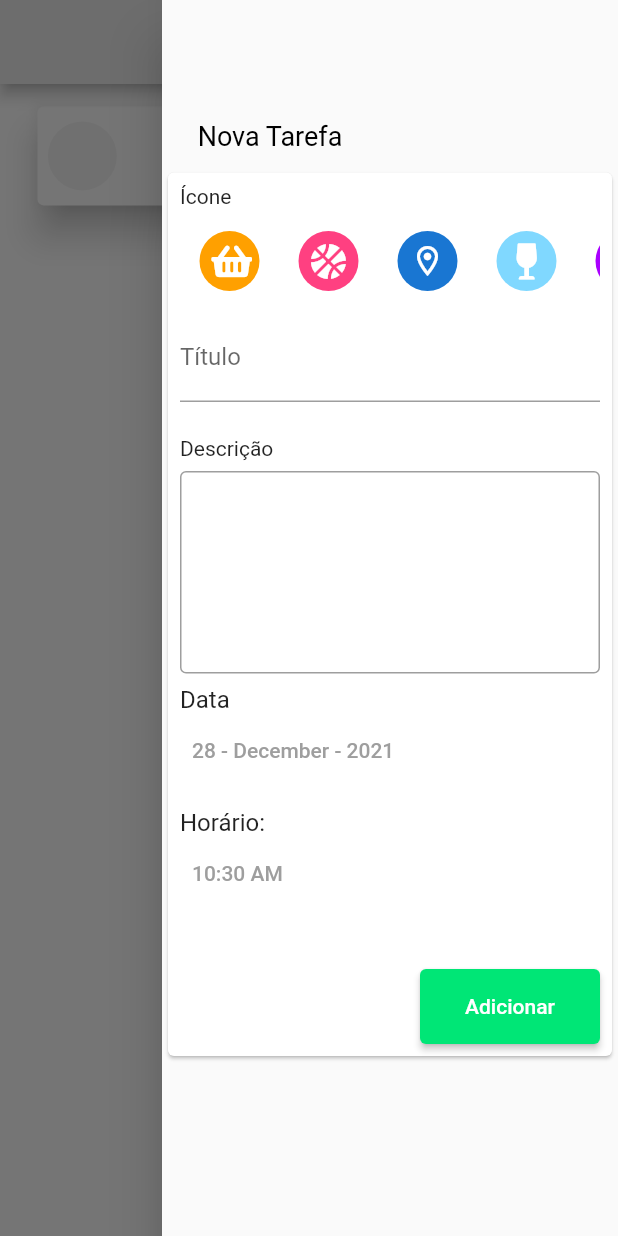
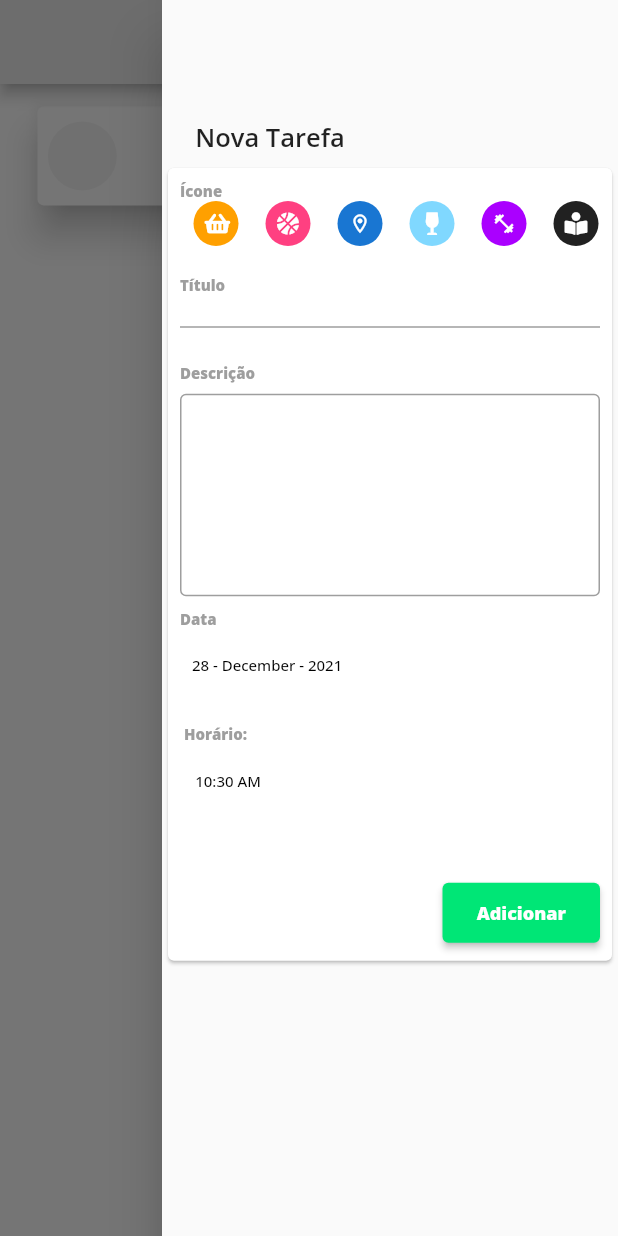
Before and after one commit to heloeng/Diario_De_Tarefas, a Flutter app: the screen it shows after launch, in the side drawer, after a tap on "Adicionar", on a phone screen of 412 x 824 dp. Run offline on Flutter 3.47's test engine with Material 2 defaults, Android fonts, the phone set to English and light mode, and no system bars; our stand-ins replace font_awesome_flutter, google_fonts.

Commit message:
font style

```diff
--- a/lib/src/ui/components/alert_show_todo.dart
+++ b/lib/src/ui/components/alert_show_todo.dart
@@ -1,4 +1,5 @@
 import 'package:flutter/material.dart';
+import 'package:google_fonts/google_fonts.dart';
 import 'package:intl/intl.dart';
 import '../../src.dart';
 
@@ -25,10 +26,10 @@ alertShowTodo(BuildContext context, ToDoListModel tr) {
             onPressed: () {
               Navigator.pop(context);
             },
-            child: const Text(
+            child:Text(
               "OK",
               textAlign: TextAlign.center,
-              style: TextStyle(color: Colors.white),
+              style: GoogleFonts.openSans(color: Colors.white),
             ),
             style: ButtonStyle(
               minimumSize: MaterialStateProperty.all(const Size(100, 50)),
@@ -66,9 +67,9 @@ details(BuildContext context, ToDoListModel tr) {
               Text(
                 tr.title,
                 style: const TextStyle(
-                    fontSize: 20,
+                    fontSize: 15,
                     fontWeight: FontWeight.w600,
-                    color: Colors.black),
+                    color: Colors.green),
               ),
               const SizedBox(height: 10),
               Row(
@@ -77,7 +78,7 @@ details(BuildContext context, ToDoListModel tr) {
                   Text(
                     DateFormat('dd MMM').format(tr.date),
                     style: const TextStyle(
-                        fontSize: 16, fontWeight: FontWeight.bold),
+                        fontSize: 15, fontWeight: FontWeight.bold),
                   ),
                   const SizedBox(
                     width: 15,
@@ -86,7 +87,7 @@ details(BuildContext context, ToDoListModel tr) {
                     tr.time.format(context),
                     textAlign: TextAlign.end,
                     style: const TextStyle(
-                        fontSize: 20,
+                        fontSize: 15,
                         fontWeight: FontWeight.w600,
                         color: Colors.grey),
                   ),
@@ -103,10 +104,10 @@ details(BuildContext context, ToDoListModel tr) {
           child: Column(
             mainAxisSize: MainAxisSize.min,
             children: [
-              const Text(
+              Text(
                 'Descrição',
-                style: TextStyle(
-                    fontSize: 20,
+                style: GoogleFonts.openSans(
+                    fontSize: 18,
                     fontWeight: FontWeight.w600,
                     color: Colors.black),
               ),
@@ -116,7 +117,7 @@ details(BuildContext context, ToDoListModel tr) {
               Text(
                 tr.descricao,
                 style: const TextStyle(
-                    fontSize: 20,
+                    fontSize:15,
                     fontWeight: FontWeight.w600,
                     color: Colors.grey),
               ),
--- a/lib/src/ui/components/to_do_list_component.dart
+++ b/lib/src/ui/components/to_do_list_component.dart
@@ -1,4 +1,5 @@
 import 'package:flutter/material.dart';
+import 'package:google_fonts/google_fonts.dart';
 import 'package:intl/intl.dart';
 import '../../src.dart';
 
@@ -29,7 +30,7 @@ class _ToDoListComponentState extends State<ToDoListComponent> {
                 mainAxisAlignment: MainAxisAlignment.center,
                 children: [
                   Text(
-                    "Insira sua primeira tarefa!!",
+                    "Agendar tarefas",
                     style: Theme.of(context).textTheme.headline6,
                   ),
                 ],
@@ -64,7 +65,7 @@ class _ToDoListComponentState extends State<ToDoListComponent> {
                               child: Column(
                                 mainAxisAlignment: MainAxisAlignment.center,
                                 children: [
-                                  Container(
+                                  SizedBox(
                                     width: screenWidth * 0.7,
                                     child: Row(
                                       mainAxisAlignment:
@@ -82,13 +83,17 @@ class _ToDoListComponentState extends State<ToDoListComponent> {
                                             Text(
                                               DateFormat('dd MMM')
                                                   .format(tr.date),
-                                              style: const TextStyle(
-                                                fontSize: 16,
+                                              style: GoogleFonts.openSans(
+                                                fontSize:10,
                                                 fontWeight: FontWeight.bold,
                                               ),
                                             ),
                                             Text(
-                                              tr.time.format(context),
+                                              tr.time.format(context,),style: GoogleFonts.openSans(
+                                                fontWeight: FontWeight.w600,
+                                                fontSize: 10,color: Colors.grey,
+                                              ),
+
                                             ),
                                           ],
                                         ),
--- a/lib/src/ui/components/todo_list_form_component.dart
+++ b/lib/src/ui/components/todo_list_form_component.dart
@@ -1,5 +1,6 @@
 import 'package:flutter/material.dart';
 import 'package:font_awesome_flutter/font_awesome_flutter.dart';
+import 'package:google_fonts/google_fonts.dart';
 import 'package:intl/intl.dart';
 
 class ToDoListFormComponent extends StatefulWidget {
@@ -74,8 +75,13 @@ class _ToDoListFormComponent extends State<ToDoListFormComponent> {
         child: Column(
           crossAxisAlignment: CrossAxisAlignment.start,
           children: [
-            const Text(
+            Text(
               'Ícone',
+              style: GoogleFonts.openSans(
+                fontSize: 10,
+                fontWeight: FontWeight.w800,
+                color: Colors.grey,
+              ),
               textAlign: TextAlign.right,
             ),
             // listaIcones(),
@@ -83,16 +89,26 @@ class _ToDoListFormComponent extends State<ToDoListFormComponent> {
             listAvatar(),
             TextField(
               controller: _titleController,
-              decoration: const InputDecoration(
+              decoration: InputDecoration(
                 labelText: 'Título',
+                labelStyle: GoogleFonts.openSans(
+                  fontSize: 10,
+                  fontWeight: FontWeight.w800,
+                  color: Colors.grey,
+                ),
               ),
             ),
 
             const SizedBox(
               height: 23,
             ),
-            const Text(
+            Text(
               'Descrição',
+              style: GoogleFonts.openSans(
+                fontSize: 10,
+                fontWeight: FontWeight.w800,
+                color: Colors.grey,
+              ),
               textAlign: TextAlign.left,
             ),
 
@@ -114,10 +130,12 @@ class _ToDoListFormComponent extends State<ToDoListFormComponent> {
             Column(
               crossAxisAlignment: CrossAxisAlignment.start,
               children: [
-                const Text(
+                Text(
                   "Data",
-                  style: TextStyle(
-                    fontSize: 16,
+                  style: GoogleFonts.openSans(
+                    fontSize: 10,
+                    fontWeight: FontWeight.w800,
+                    color: Colors.grey,
                   ),
                 ),
                 Row(
@@ -125,6 +143,10 @@ class _ToDoListFormComponent extends State<ToDoListFormComponent> {
                     TextButton(
                       child: Text(
                         DateFormat('dd - MMMM - yyyy').format(_selectedDate),
+                        style: GoogleFonts.openSans(
+                          fontSize: 10,
+                          color: Colors.black,
+                        ),
                       ),
                       onPressed: _showDatePicker,
                     ),
@@ -133,16 +155,24 @@ class _ToDoListFormComponent extends State<ToDoListFormComponent> {
                 const SizedBox(
                   height: 15,
                 ),
-                const Text(
-                  "Horário:",
-                  style: TextStyle(
-                    fontSize: 16,
+                Text(
+                  " Horário:",
+                  style: GoogleFonts.openSans(
+                    fontSize: 10,
+                    fontWeight: FontWeight.w800,
+                    color: Colors.grey,
                   ),
                 ),
                 Row(
                   children: [
                     TextButton(
-                      child: Text(_time.format(context)),
+                      child: Text(
+                        _time.format(context),
+                        style: GoogleFonts.openSans(
+                          fontSize: 10,
+                          color: Colors.black,
+                        ),
+                      ),
                       onPressed: () {
                         selectTime(context);
                       },
@@ -159,12 +189,16 @@ class _ToDoListFormComponent extends State<ToDoListFormComponent> {
               children: [
                 ElevatedButton(
                   onPressed: _submitForm,
-                  child: const Text(
+                  child: Text(
                     'Adicionar',
-                    style: TextStyle(color: Colors.white),
+                    style: GoogleFonts.openSans(
+                      fontWeight: FontWeight.w800,
+                      fontSize: 12,
+                      color: Colors.white,
+                    ),
                   ),
                   style: ButtonStyle(
-                    minimumSize: MaterialStateProperty.all(const Size(120, 50)),
+                    minimumSize: MaterialStateProperty.all(const Size(105, 40)),
                     backgroundColor:
                         MaterialStateProperty.all(const Color(0xFF00E676)),
                   ),
@@ -179,22 +213,22 @@ class _ToDoListFormComponent extends State<ToDoListFormComponent> {
 
   final _avatarList = [
     const CircleAvatar(
-        child: Icon(FontAwesomeIcons.shoppingBasket, color: Color(0xFFFFFFFF)),
+        child: Icon(FontAwesomeIcons.shoppingBasket, color: Color(0xFFFFFFFF),size: 15,),
         backgroundColor: Color(0xFFFFA000)),
     const CircleAvatar(
-        child: Icon(FontAwesomeIcons.basketballBall, color: Color(0xFFFFFFFF)),
+        child: Icon(FontAwesomeIcons.basketballBall, color: Color(0xFFFFFFFF),size: 15,),
         backgroundColor: Color(0xFFFF4081)),
     const CircleAvatar(
-        child: Icon(Icons.location_on_outlined, color: Color(0xFFFFFFFF)),
+        child: Icon(Icons.location_on_outlined, color: Color(0xFFFFFFFF),size: 15,),
         backgroundColor: Color(0xFF1976D2)),
     const CircleAvatar(
-        child: Icon(FontAwesomeIcons.wineGlass, color: Color(0xFFFFFFFF)),
+        child: Icon(FontAwesomeIcons.wineGlass, color: Color(0xFFFFFFFF),size: 15,),
         backgroundColor: Color(0xFF80D8FF)),
     const CircleAvatar(
-        child: Icon(Icons.fitness_center_sharp, color: Color(0xFFFFFFFF)),
+        child: Icon(Icons.fitness_center_sharp, color: Color(0xFFFFFFFF),size: 15,),
         backgroundColor: Color(0xFFAA00FF)),
     const CircleAvatar(
-        child: Icon(FontAwesomeIcons.bookReader, color: Color(0xFFFFFFFF)),
+        child: Icon(FontAwesomeIcons.bookReader, color: Color(0xFFFFFFFF),size: 15,),
         backgroundColor: Color(0xFF212121)),
   ];
 
@@ -202,13 +236,13 @@ class _ToDoListFormComponent extends State<ToDoListFormComponent> {
 
   listAvatar() {
     return SizedBox(
-      height: 70,
+      height: 30,
       width: MediaQuery.of(context).size.width,
       child: ListView.builder(
         scrollDirection: Axis.horizontal,
         itemCount: _avatarList.length,
         itemBuilder: (_, index) => Padding(
-            padding: const EdgeInsets.symmetric(horizontal: 13),
+            padding: const EdgeInsets.symmetric(horizontal: 4),
             child: GestureDetector(
               child: (_avatarList[index]),
               onTap: () {
--- a/lib/src/ui/pages/home_page.dart
+++ b/lib/src/ui/pages/home_page.dart
@@ -1,5 +1,6 @@
 import 'dart:math';
 import 'package:flutter/material.dart';
+import 'package:google_fonts/google_fonts.dart';
 import '../../src.dart';
 
 class MyHomePage extends StatefulWidget {
@@ -21,26 +22,31 @@ class _MyHomePageState extends State<MyHomePage> {
       appBar: AppBar(
           backgroundColor: const Color(0xFFEEEEEE),
           centerTitle: true,
-          title: const Text('Tarefas'),
+          title: Text(
+            'Tarefas',
+            style: GoogleFonts.openSans(
+              fontWeight: FontWeight.w600,
+              fontSize: 18,
+            ),
+          ),
           actions: const []),
       endDrawer: Drawer(
-
         child: SingleChildScrollView(
           child: Column(
             children: [
               Container(
                 margin: const EdgeInsets.only(right: 160, top: 80),
-                child: const Text(
+                child: Text(
                   "Nova Tarefa",
                   textAlign: TextAlign.center,
-                  style: TextStyle(
-                    color: Colors.black,
-                    fontSize: 18,
+                  style: GoogleFonts.openSans(
+                    fontWeight: FontWeight.w600,
+                    fontSize: 17,
                   ),
                 ),
               ),
               Padding(
-                padding: const EdgeInsets.only(top: 10.0),
+                padding: const EdgeInsets.only(top: 5.0,),
                 child: ToDoListFormComponent(_addToDoList),
               )
             ],
--- a/lib/src/ui/widgets/avatar_list_widget.dart
+++ b/lib/src/ui/widgets/avatar_list_widget.dart
@@ -34,13 +34,13 @@ class AvatarListWidget extends StatelessWidget {
     int selectIndex = 0;
 
     return SizedBox(
-      height: 70,
+      height: 10,
       width: MediaQuery.of(context).size.width,
       child: ListView.builder(
         scrollDirection: Axis.horizontal,
         itemCount: _avatarList.length,
         itemBuilder: (_, index) => Padding(
-            padding: const EdgeInsets.symmetric(horizontal: 13),
+            padding: const EdgeInsets.symmetric(horizontal: 50),
             child: GestureDetector(
               child: (_avatarList[index]),
               onTap: () {
--- a/pubspec.yaml
+++ b/pubspec.yaml
@@ -38,6 +38,7 @@ dependencies:
 
   # font_awesome_flutter: <latest_version>
   font_awesome_flutter: '>= 4.7.0'
+  google_fonts: ^2.1.1
 dev_dependencies:
   flutter_test:
     sdk: flutter
```
Also changed, not shown: pubspec.lock.
